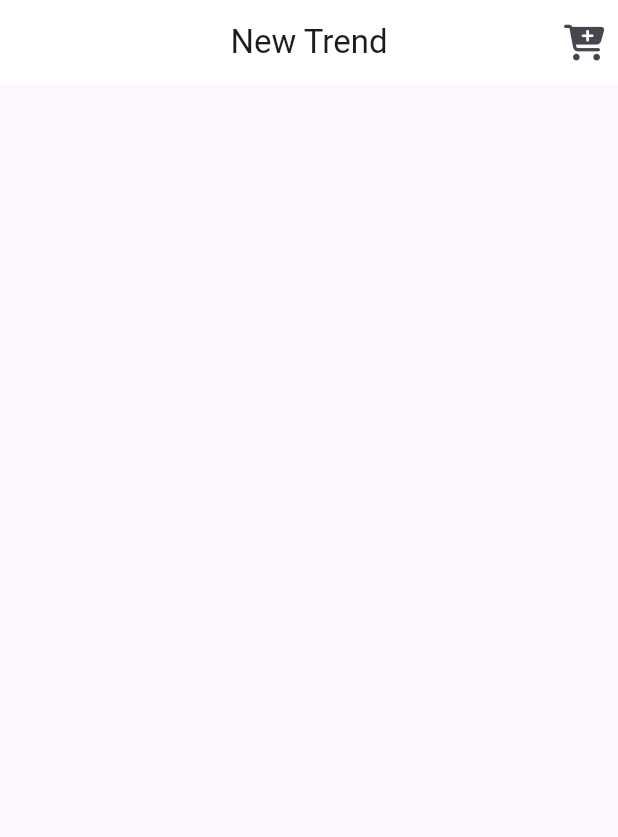
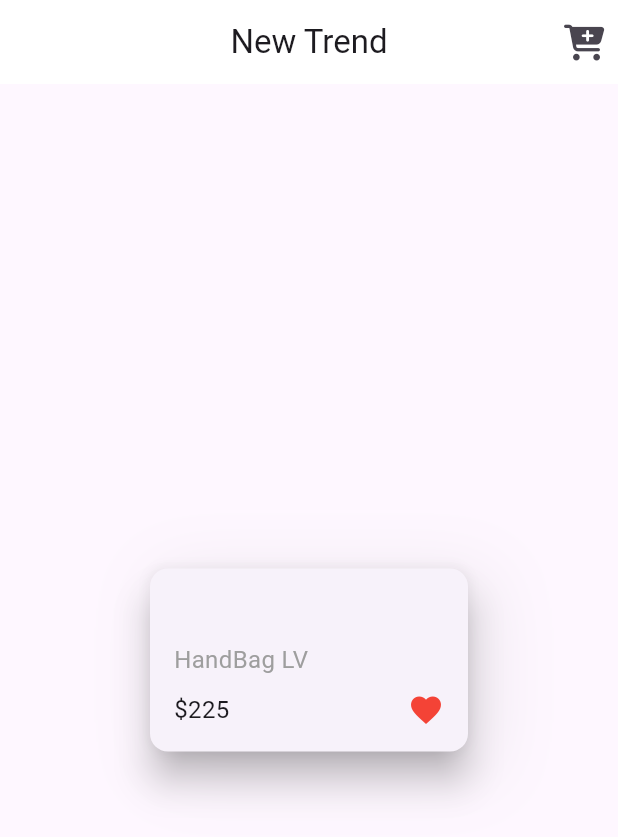
Before and after one commit to aya-hamoudeh1/Store_app, a Flutter app: the screen it shows after launch, on a phone screen of 412 x 824 dp. Shown: the top 837 px of the screen. Run offline on Flutter 3.47's test engine with Material 3 defaults, Android fonts, the phone set to English and light mode, and no system bars; our stand-ins replace font_awesome_flutter.

Commit message:
create product card

```diff
--- a/lib/screens/home_page.dart
+++ b/lib/screens/home_page.dart
@@ -22,6 +22,62 @@ class HomePage extends StatelessWidget {
           "New Trend",
         ),
       ),
+      body: Center(
+        child: Container(
+          height: 130,
+          width: 220,
+          decoration: BoxDecoration(
+            boxShadow: [
+              BoxShadow(
+                blurRadius: 40,
+                color: Colors.grey.withOpacity(.2),
+                spreadRadius: 0,
+                offset: const Offset(10, 10),
+              ),
+            ],
+          ),
+          child: const Card(
+            elevation: 10,
+            child: Padding(
+              padding: EdgeInsets.symmetric(
+                horizontal: 16.0,
+                vertical: 16,
+              ),
+              child: Column(
+                mainAxisAlignment: MainAxisAlignment.end,
+                crossAxisAlignment: CrossAxisAlignment.start,
+                children: [
+                  Text(
+                    "HandBag LV",
+                    style: TextStyle(
+                      color: Colors.grey,
+                      fontSize: 16,
+                    ),
+                  ),
+                  SizedBox(
+                    height: 10,
+                  ),
+                  Row(
+                    mainAxisAlignment: MainAxisAlignment.spaceBetween,
+                    children: [
+                      Text(
+                        r"$225",
+                        style: TextStyle(
+                          fontSize: 16,
+                        ),
+                      ),
+                      Icon(
+                        Icons.favorite,
+                        color: Colors.red,
+                      ),
+                    ],
+                  ),
+                ],
+              ),
+            ),
+          ),
+        ),
+      ),
     );
   }
 }
```
